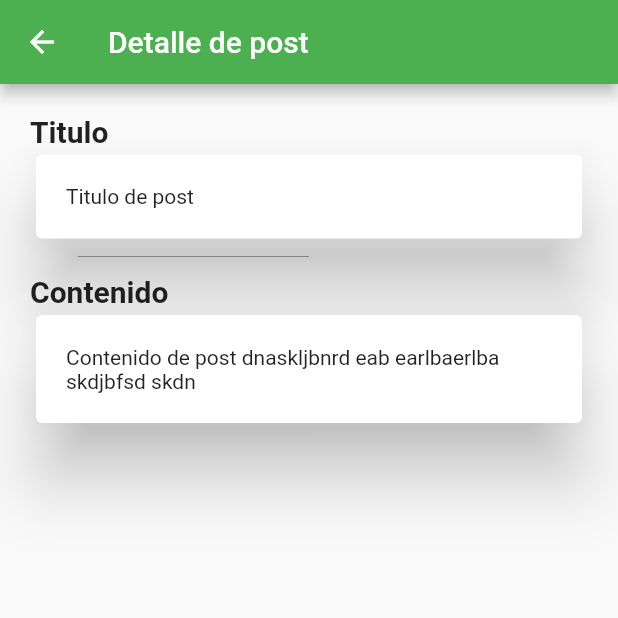
After one commit to javiermorenodev/app_initial, a Flutter app: the DetailUserScreen screen opened by its route, after a tap on "Nombre de post", on a phone screen of 412 x 824 dp, the top half of it. The commit adds this screen. Run offline on Flutter 3.47's test engine with Material 2 defaults, Android fonts, the phone set to English and light mode, and no system bars.

Commit message:
Maquetar detalle de post

```diff
--- a/lib/presentation/app.dart
+++ b/lib/presentation/app.dart
@@ -19,6 +19,7 @@ class MyApp extends StatelessWidget {
         NewUserScreen.routeName: (_) => const NewUserScreen(),
         DetailUserScreen.routeName: (_) => const DetailUserScreen(),
         NewPostScreen.routeName: (_) => const NewPostScreen(),
+        DetailPostScreen.routeName: (_) => const DetailPostScreen(),
       },
     );
   }
--- /dev/null
+++ b/lib/presentation/screens/detail_post/DetailPost.dart
@@ -0,0 +1,49 @@
+import 'package:flutter/material.dart';
+
+class DetailPostScreen extends StatelessWidget {
+  static String routeName = 'detail_post';
+
+  const DetailPostScreen({super.key});
+
+  @override
+  Widget build(BuildContext context) {
+    return Scaffold(
+      appBar: AppBar(
+        title: const Text('Detalle de post'),
+        backgroundColor: Theme.of(context).primaryColor,
+      ),
+      body: Padding(
+        padding: EdgeInsets.all(20.0),
+        child: Column(
+          children: [
+            _item('Titulo', 'Titulo de post'),
+            const SizedBox(height: 20.0),
+            _item('Contenido', 'Contenido de post dnaskljbnrd eab earlbaerlba skdjbfsd skdn'),
+          ],
+        ),
+      ),
+    );
+  }
+
+  Widget _item(String title, String text) {
+    return Column(
+      crossAxisAlignment: CrossAxisAlignment.stretch,
+      children: [
+        Text(
+          title,
+          style: const TextStyle(
+            fontSize: 20.0,
+            fontWeight: FontWeight.bold,
+          ),
+        ),
+        Card(
+          elevation: 20.0,
+          child: Padding(
+            padding: const EdgeInsets.all(20.0),
+            child: Text(text),
+          ),
+        ),
+      ],
+    );
+  }
+}
--- a/lib/presentation/screens/detail_user/widgets/list_post.dart
+++ b/lib/presentation/screens/detail_user/widgets/list_post.dart
@@ -1,3 +1,4 @@
+import 'package:first/presentation/screens/screens.dart';
 import 'package:flutter/material.dart';
 
 class ListPostWidget extends StatelessWidget {
@@ -21,10 +22,11 @@ class ListPostWidget extends StatelessWidget {
             height: 250.0,
             child: ListView.separated(
               itemBuilder: (context, index) {
-                return const ListTile(
-                  leading: Icon(Icons.file_copy),
-                  title: Text('Nombre de post'),
-                  trailing: Icon(Icons.arrow_forward_ios_rounded),
+                return  ListTile(
+                  leading:const Icon(Icons.file_copy),
+                  title:const Text('Nombre de post'),
+                  trailing:const Icon(Icons.arrow_forward_ios_rounded),
+                  onTap: () => Navigator.pushNamed(context, DetailPostScreen.routeName),
                 );
               },
               separatorBuilder: (context, index) => const Divider(),
--- a/lib/presentation/screens/screens.dart
+++ b/lib/presentation/screens/screens.dart
@@ -1,3 +1,4 @@
+export 'package:first/presentation/screens/detail_post/DetailPost.dart';
 export 'package:first/presentation/screens/detail_user/DetailUser.dart';
 export 'package:first/presentation/screens/home/Home.dart';
 export 'package:first/presentation/screens/new_post/NewPost.dart';
```
